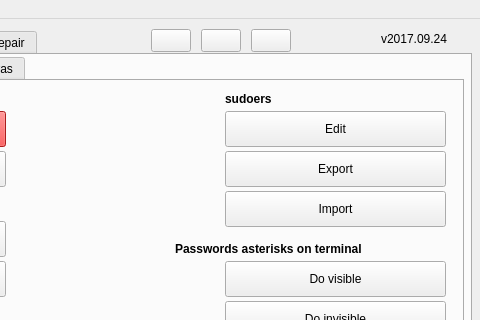
Old version of the form src/mainwindow.ui in the repository adgellida/ubunsys; both pictures show x 239 to 719 and y 0 to 320 of the 719 by 521 pixel window.
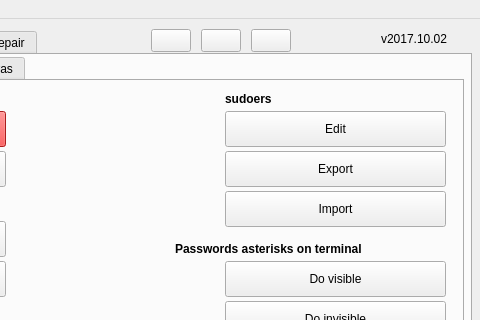
New version of the form. Icons and pictures are not drawn.

The edit to the form file:
```diff
--- a/src/mainwindow.ui
+++ b/src/mainwindow.ui
@@ -3977,7 +3977,7 @@
      </rect>
     </property>
     <property name="text">
-     <string>v2017.09.24</string>
+     <string>v2017.10.02</string>
     </property>
    </widget>
    <widget class="QPushButton" name="updateAppButton">
```
